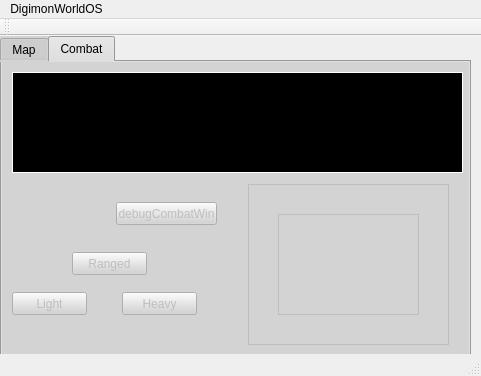
Before: the Qt Designer form mainwindow.ui in IronLucario2012/DigimonWorldOS, drawn with Qt 5.
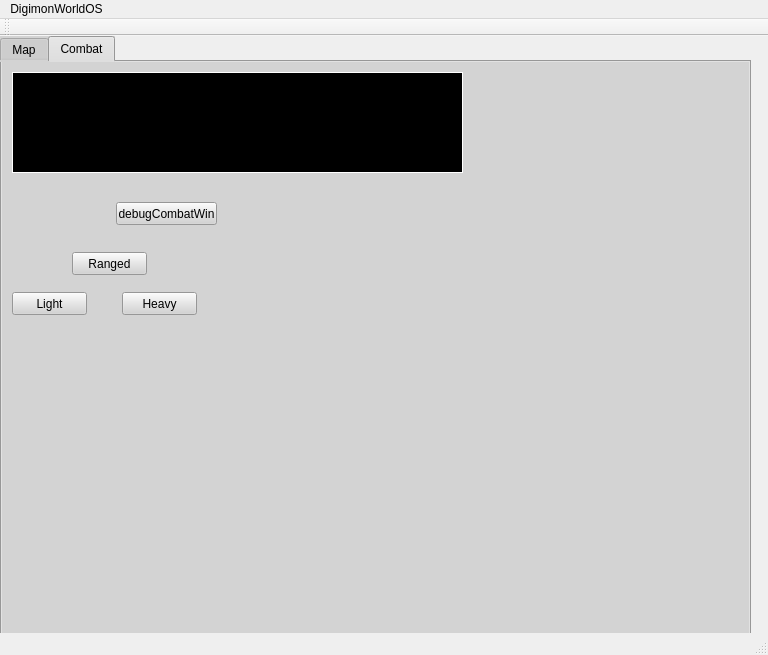
After: the same form once the commit is applied. The open tabs and pages were chosen to show the change.

The edit to the form file:
```diff
--- a/mainwindow.ui
+++ b/mainwindow.ui
@@ -6,8 +6,8 @@
    <rect>
     <x>0</x>
     <y>0</y>
-    <width>481</width>
-    <height>376</height>
+    <width>768</width>
+    <height>655</height>
    </rect>
   </property>
   <property name="windowTitle">
@@ -19,8 +19,8 @@
      <rect>
       <x>0</x>
       <y>0</y>
-      <width>471</width>
-      <height>321</height>
+      <width>751</width>
+      <height>611</height>
      </rect>
     </property>
     <property name="autoFillBackground">
@@ -224,7 +224,7 @@
     </widget>
     <widget class="QWidget" name="combat_tab">
      <property name="enabled">
-      <bool>false</bool>
+      <bool>true</bool>
      </property>
      <property name="styleSheet">
       <string notr="true">QTabWidget::tab:disabled { width: 0; height: 0; margin: 0; padding: 0; border: none; }</string>
@@ -298,12 +298,12 @@
        <rect>
         <x>246</x>
         <y>122</y>
-        <width>201</width>
-        <height>161</height>
+        <width>400</width>
+        <height>400</height>
        </rect>
       </property>
       <property name="frameShape">
-       <enum>QFrame::Box</enum>
+       <enum>QFrame::NoFrame</enum>
       </property>
       <property name="text">
        <string/>
@@ -312,14 +312,14 @@
      <widget class="QLabel" name="enemyImageC">
       <property name="geometry">
        <rect>
-        <x>276</x>
-        <y>152</y>
-        <width>141</width>
-        <height>101</height>
+        <x>346</x>
+        <y>222</y>
+        <width>200</width>
+        <height>200</height>
        </rect>
       </property>
       <property name="frameShape">
-       <enum>QFrame::Box</enum>
+       <enum>QFrame::NoFrame</enum>
       </property>
       <property name="text">
        <string/>
@@ -346,7 +346,7 @@
     <rect>
      <x>0</x>
      <y>0</y>
-     <width>481</width>
+     <width>768</width>
      <height>21</height>
     </rect>
    </property>
```
Left out of the diff: 12 changed lines with no effect on the pictures.
